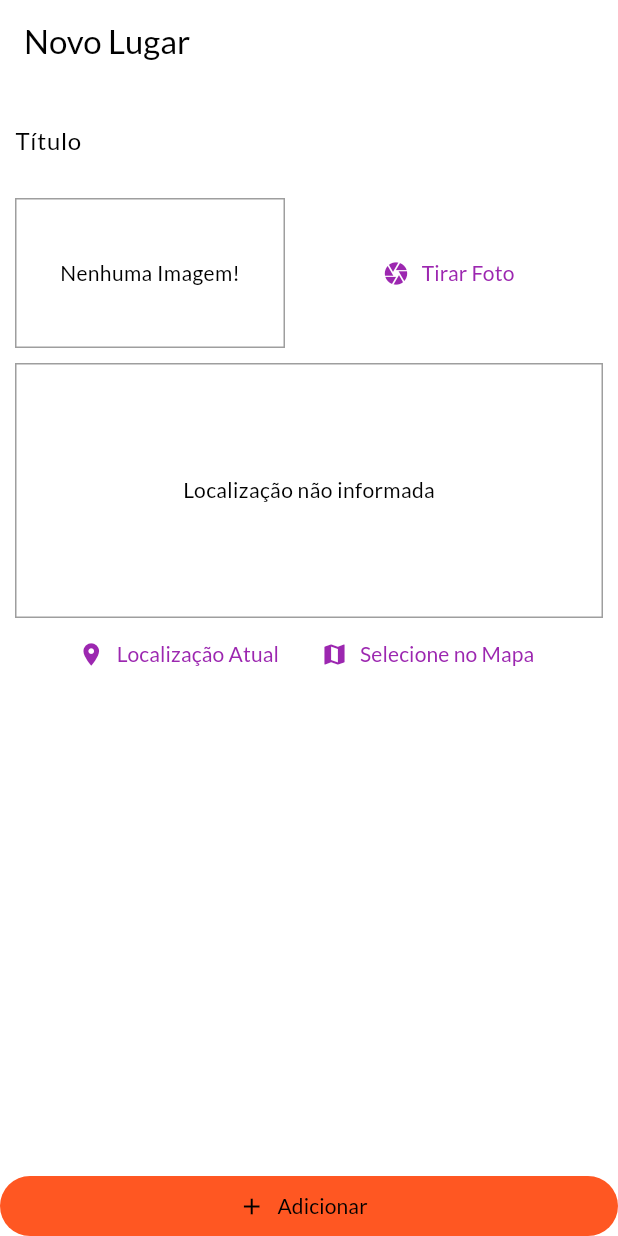
After one commit to joseppamancio/curso_flutter, a Flutter app: the PlaceFormSceen screen opened directly, on a phone screen of 412 x 824 dp. The commit adds this screen. Run offline on Flutter 3.47's test engine with Material 3 defaults, Android fonts, the phone set to English and light mode, and no system bars; our stand-ins replace flutter_dotenv, image_picker, location, shared_preferences, sqflite; accounts and stored records are empty.

Commit message:
First Commit

```diff
--- /dev/null
+++ b/great_places/lib/models/place.dart
@@ -0,0 +1,27 @@
+import 'dart:io';
+
+class PlaceLocation {
+  final double latitude;
+  final double longitude;
+  final String address;
+
+  PlaceLocation({
+    required this.latitude,
+    required this.longitude,
+    required this.address,
+  });
+}
+
+class Place {
+  final String id;
+  final String title;
+  final PlaceLocation? location;
+  final File image;
+
+  Place({
+    required this.id,
+    required this.title,
+    required this.location,
+    required this.image,
+  });
+}
--- /dev/null
+++ b/great_places/lib/screens/place_form_screen.dart
@@ -0,0 +1,82 @@
+import 'dart:io';
+
+import 'package:flutter/material.dart';
+import 'package:great_places/providers/great_places.dart';
+import 'package:great_places/widgets/location_input.dart';
+import 'package:provider/provider.dart';
+
+import '../widgets/image_input.dart';
+
+class PlaceFormSceen extends StatefulWidget {
+  const PlaceFormSceen({super.key});
+
+  @override
+  State<PlaceFormSceen> createState() => _PlaceFormSceenState();
+}
+
+class _PlaceFormSceenState extends State<PlaceFormSceen> {
+  final _titleController = TextEditingController();
+  File? _pickedImage;
+
+  void _selectImage(File pickedImage) {
+    _pickedImage = pickedImage;
+  }
+
+  void _submitForm() {
+    if (_titleController.text.isEmpty || _pickedImage == null) return;
+
+    Provider.of<GreatPlaces>(context, listen: false).addPlace(
+      _titleController.text,
+      _pickedImage!,
+    );
+
+    Navigator.of(context).pop();
+  }
+
+  @override
+  Widget build(BuildContext context) {
+    return Scaffold(
+      appBar: AppBar(
+        title: const Text('Novo Lugar'),
+      ),
+      body: Column(
+        crossAxisAlignment: CrossAxisAlignment.stretch,
+        children: [
+          Expanded(
+            child: SingleChildScrollView(
+              child: Padding(
+                padding: const EdgeInsets.all(10),
+                child: Column(
+                  children: [
+                    TextField(
+                      controller: _titleController,
+                      decoration: const InputDecoration(
+                        labelText: 'Título',
+                      ),
+                    ),
+                    const SizedBox(height: 10),
+                    // define a imagem no atributo do formulario
+                    ImageInput(this._selectImage),
+                    const SizedBox(height: 10),
+                    const LocationInput(),
+                  ],
+                ),
+              ),
+            ),
+          ),
+          ElevatedButton.icon(
+            icon: const Icon(Icons.add),
+            label: const Text('Adicionar'),
+            style: ElevatedButton.styleFrom(
+              foregroundColor: Colors.black,
+              backgroundColor: Theme.of(context).colorScheme.secondary,
+              elevation: 0,
+              tapTargetSize: MaterialTapTargetSize.shrinkWrap,
+            ),
+            onPressed: _submitForm,
+          ),
+        ],
+      ),
+    );
+  }
+}
--- /dev/null
+++ b/great_places/lib/utils/app_routes.dart
@@ -0,0 +1,3 @@
+class AppRoutes {
+  static const String PLACE_FORM = '/place-form';
+}
--- /dev/null
+++ b/great_places/lib/widgets/image_input.dart
@@ -0,0 +1,75 @@
+import 'dart:io';
+
+import 'package:flutter/material.dart';
+import 'package:image_picker/image_picker.dart';
+import 'package:path/path.dart' as path;
+import 'package:path_provider/path_provider.dart' as syspaths;
+
+class ImageInput extends StatefulWidget {
+  final Function onSelectImage;
+
+  const ImageInput(this.onSelectImage, {super.key});
+
+  @override
+  State<ImageInput> createState() => _ImageInputState();
+}
+
+class _ImageInputState extends State<ImageInput> {
+  File? _storedImage;
+
+  _takePicture() async {
+    final ImagePicker picker = ImagePicker();
+    XFile imageFile = await picker.pickImage(
+      source: ImageSource.camera,
+      maxWidth: 600,
+    ) as XFile;
+
+    if (imageFile == null) return;
+
+    setState(() {
+      _storedImage = File(imageFile.path);
+    });
+
+    // obtendo a pasta de armazenamento
+    final appDir = await syspaths.getApplicationDocumentsDirectory();
+
+    // nome da imagem
+    String fileName = path.basename(_storedImage!.path);
+    final saveImage = await _storedImage?.copy(
+      '${appDir.path}/$fileName',
+    );
+
+    widget.onSelectImage(saveImage);
+  }
+
+  @override
+  Widget build(BuildContext context) {
+    return Row(
+      children: [
+        Container(
+          width: 180,
+          height: 100,
+          decoration: BoxDecoration(
+            border: Border.all(width: 1, color: Colors.grey),
+          ),
+          alignment: Alignment.center,
+          child: _storedImage != null
+              ? Image.file(
+                  _storedImage!,
+                  width: double.infinity,
+                  fit: BoxFit.cover,
+                )
+              : const Text('Nenhuma Imagem!'),
+        ),
+        const SizedBox(width: 10),
+        Expanded(
+          child: TextButton.icon(
+            icon: const Icon(Icons.camera),
+            label: const Text('Tirar Foto'),
+            onPressed: _takePicture,
+          ),
+        ),
+      ],
+    );
+  }
+}
--- /dev/null
+++ b/great_places/lib/widgets/location_input.dart
@@ -0,0 +1,68 @@
+import 'package:flutter/material.dart';
+import 'package:location/location.dart';
+
+import '../utils/location_util.dart';
+
+class LocationInput extends StatefulWidget {
+  const LocationInput({super.key});
+
+  @override
+  State<LocationInput> createState() => _LocationInputState();
+}
+
+class _LocationInputState extends State<LocationInput> {
+  String? _previewImageUrl;
+
+  Future<void> _getCurrentUserLocation() async {
+    final locData = await Location().getLocation();
+    final staticMapImageUrl = await LocationUtil().generateLocationPreviewImage(
+      latitude: locData.latitude!,
+      longitude: locData.longitude!,
+    );
+
+    setState(() {
+      _previewImageUrl = staticMapImageUrl;
+    });
+  }
+
+  @override
+  Widget build(BuildContext context) {
+    return Column(
+      children: [
+        Container(
+          height: 170,
+          width: double.infinity,
+          alignment: Alignment.center,
+          decoration: BoxDecoration(
+            border: Border.all(
+              width: 1,
+              color: Colors.grey,
+            ),
+          ),
+          child: _previewImageUrl == null
+              ? const Text('Localização não informada')
+              : Image.network(
+                  _previewImageUrl!,
+                  fit: BoxFit.cover,
+                  width: double.infinity,
+                ),
+        ),
+        Row(
+          mainAxisAlignment: MainAxisAlignment.center,
+          children: [
+            TextButton.icon(
+              onPressed: _getCurrentUserLocation,
+              icon: const Icon(Icons.location_on),
+              label: const Text('Localização Atual'),
+            ),
+            TextButton.icon(
+              onPressed: () {},
+              icon: const Icon(Icons.map),
+              label: const Text('Selecione no Mapa'),
+            ),
+          ],
+        )
+      ],
+    );
+  }
+}
--- a/shop/lib/components/app_drawer.dart
+++ b/shop/lib/components/app_drawer.dart
@@ -1,8 +1,6 @@
 import 'package:flutter/material.dart';
 import 'package:provider/provider.dart';
-import 'package:shop/pages/orders_page.dart';
 import 'package:shop/utils/app_routes.dart';
-import 'package:shop/utils/custom_route.dart';
 
 import '../models/auth.dart';
 
```
Also changed, not shown: great_places/analysis_options.yaml (added, +28 -0 lines), great_places/lib/main.dart (added, +36 -0 lines), great_places/lib/providers/great_places.dart (added, +55 -0 lines), great_places/lib/screens/places_list_screen.dart (added, +52 -0 lines), great_places/lib/utils/db_util.dart (added, +33 -0 lines), great_places/lib/utils/location_util.dart (added, +12 -0 lines), great_places/pubspec.yaml (added, +97 -0 lines), great_places/pubspec.lock (added), 124 other files.
